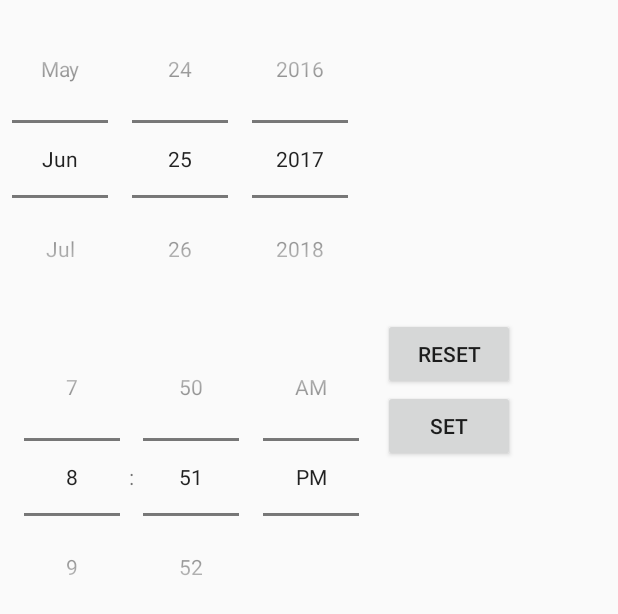
After one commit to younhui97/gotgamwjs, an Android app: the layout activity_alarm.xml on its own in the app's theme, with its tools: preview values and no code run, on a phone screen of 412 x 824 dp. The commit adds this screen. Shown: the top 614 px of the screen. Run offline under Robolectric (Android 15) with nearby library versions, the phone set to English and light mode, and no system bars.

Commit message:
170625 22:21

```diff
--- a/app/src/main/AndroidManifest.xml
+++ b/app/src/main/AndroidManifest.xml
@@ -25,6 +25,7 @@
         </activity>
         <activity android:name=".NextActivity" />
         <activity android:name=".NNextActivity" />
+        <activity android:name=".AlarmActivity" />
 
 
         <!--
--- a/app/src/main/java/com/example/yh/gotgam/MapsActivity.java
+++ b/app/src/main/java/com/example/yh/gotgam/MapsActivity.java
@@ -1,7 +1,7 @@
 package com.example.yh.gotgam;
 
+import android.os.Bundle;
 import android.support.v4.app.FragmentActivity;
-import android.os.Bundle;
 
 import com.google.android.gms.maps.CameraUpdateFactory;
 import com.google.android.gms.maps.GoogleMap;
@@ -28,10 +28,16 @@ public class MapsActivity extends FragmentActivity implements OnMapReadyCallback
     @Override
     public void onMapReady(GoogleMap googleMap) {
         mMap = googleMap;
-
         LatLng seoul = new LatLng( 37.56, 126.97 );
         mMap.addMarker( new MarkerOptions().position(seoul).title( "Marker in Seoul" ) );
         mMap.moveCamera( CameraUpdateFactory.newLatLng(seoul) );
+        /*ArrayList<String> gps = getIntent().getStringArrayListExtra("gps");
+        String s[]=(gps.get(0).split("/"));
+        boolean[] name = getIntent().getBooleanArrayExtra("name");
+        LatLng des= new LatLng(Double.parseDouble(s[1]),Double.parseDouble(s[2]));
+        mMap.addMarker(new MarkerOptions().position(des).title("arrival location"));
+        mMap.moveCamera(CameraUpdateFactory.newLatLngZoom(des,20));*/
+
     }
 
 
--- a/app/src/main/java/com/example/yh/gotgam/NNextActivity.java
+++ b/app/src/main/java/com/example/yh/gotgam/NNextActivity.java
@@ -1,7 +1,9 @@
 package com.example.yh.gotgam;
 
 import android.app.Activity;
+import android.content.Intent;
 import android.os.Bundle;
+import android.view.View;
 
 /**
  * Created by yh on 2017. 6. 25..
@@ -14,5 +16,10 @@ public class NNextActivity extends Activity {
         setContentView(R.layout.activity_nnext);
 
     }
+    public void onClick08(View v)
+    {
+        Intent intent1= new Intent(this, AlarmActivity.class);
+        startActivity(intent1);
+    }
 
 };
--- /dev/null
+++ b/app/src/main/res/layout/activity_alarm.xml
@@ -0,0 +1,54 @@
+<?xml version="1.0" encoding="utf-8"?>
+<LinearLayout
+    xmlns:android="http://schemas.android.com/apk/res/android"
+    android:orientation="vertical"
+    android:gravity="top"
+    android:layout_width="fill_parent"
+    android:layout_height="fill_parent">
+
+    <DatePicker
+        android:id="@+id/date_picker"
+        android:layout_width="wrap_content"
+        android:layout_height="wrap_content"
+        android:calendarViewShown="false"
+        android:spinnersShown="true"
+        android:datePickerMode="spinner" />
+
+    <LinearLayout
+        android:orientation="horizontal"
+        android:gravity="left"
+        android:layout_width="fill_parent"
+        android:layout_height="wrap_content">
+        <TimePicker
+            android:id="@+id/time_picker"
+            android:layout_width="wrap_content"
+            android:layout_height="wrap_content"
+            android:timePickerMode="spinner" />
+        <LinearLayout
+            android:orientation="vertical"
+            android:gravity="left"
+            android:layout_width="fill_parent"
+            android:layout_height="wrap_content">
+            <Button
+                android:id="@+id/reset"
+                android:layout_width="wrap_content"
+                android:layout_height="wrap_content"
+                android:text="reset"
+                android:layout_gravity="left" />
+
+            <Button
+                android:id="@+id/set"
+                android:layout_width="wrap_content"
+                android:layout_height="wrap_content"
+                android:text="set"
+                android:layout_gravity="left" />
+
+        </LinearLayout>
+
+    </LinearLayout>
+
+    <TextView
+        android:id="@+id/text_view"
+        android:layout_width="fill_parent"
+        android:layout_height="wrap_content" />
+</LinearLayout>
--- a/app/src/main/res/layout/activity_main.xml
+++ b/app/src/main/res/layout/activity_main.xml
@@ -43,4 +43,5 @@
         android:text="@string/emergency" />
 
 
+
 </LinearLayout>
--- a/app/src/main/res/layout/activity_nnext.xml
+++ b/app/src/main/res/layout/activity_nnext.xml
@@ -23,6 +23,7 @@
         style="@style/Widget.AppCompat.Button.Colored"
         android:layout_width="180dp"
         android:layout_height="wrap_content"
+        android:onClick="onClick08"
         android:text="@string/time_setting_completed" />
 
 </LinearLayout>
```
Also changed, not shown: app/src/main/java/com/example/yh/gotgam/MainActivity.java (+4 -5 lines).
